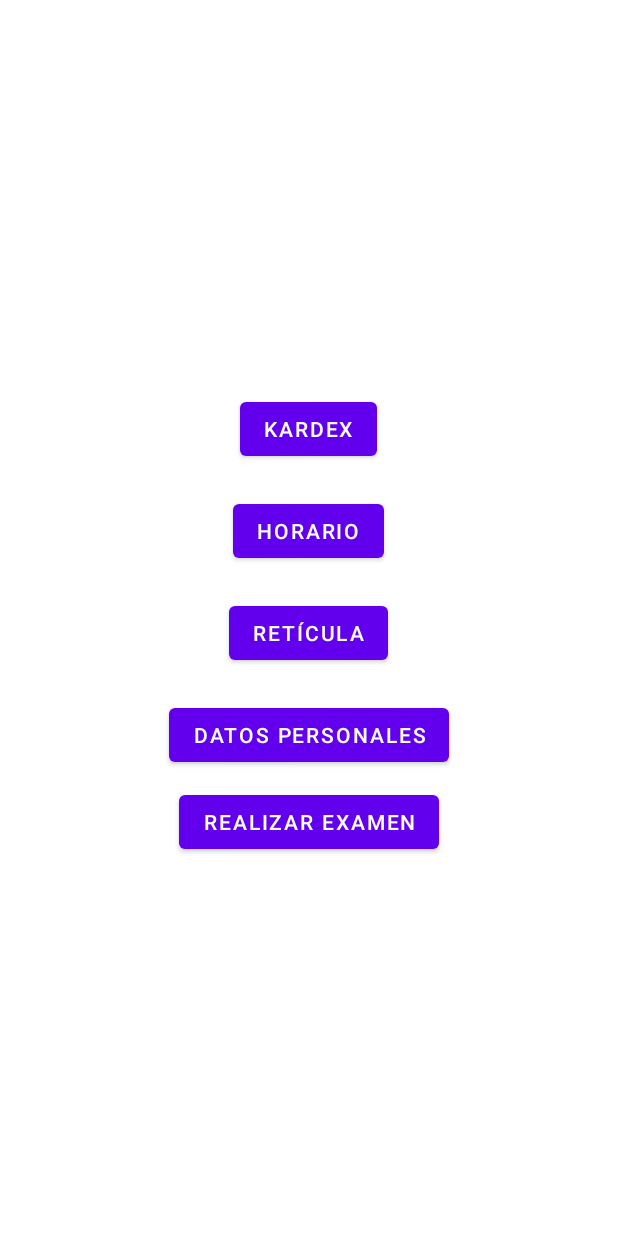
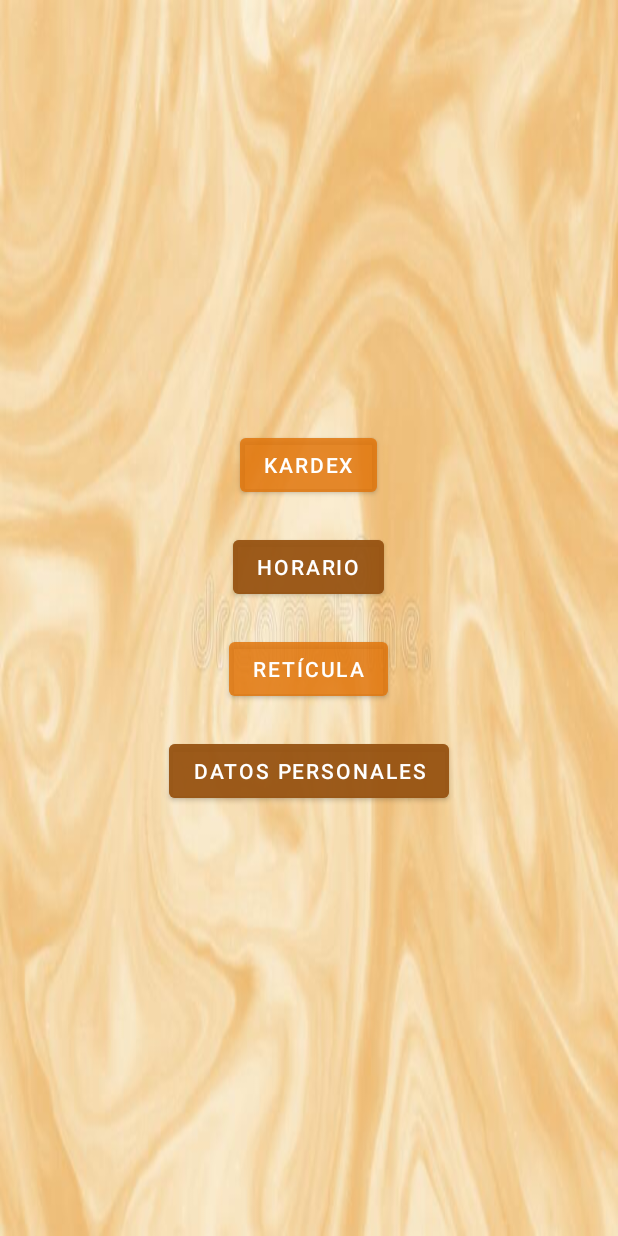
Before and after one commit to areyes403/ProyectoU1Moviles, an Android app: the layout activity_menu.xml on its own in the app's theme, with its tools: preview values and no code run, on a phone screen of 412 x 824 dp. Run offline under Robolectric (Android 15) with nearby library versions, the phone set to English and light mode, and no system bars.

Commit message:
Modificación de diseño de interfaz Hilda

```diff
--- a/app/src/main/res/layout/activity_menu.xml
+++ b/app/src/main/res/layout/activity_menu.xml
@@ -7,11 +7,13 @@
     android:gravity="center"
     android:layout_width="match_parent"
     android:layout_height="match_parent"
+    android:background="@drawable/coco2"
     tools:context=".MenuActivity">
 
     <Button
         android:id="@+id/btnKardex"
         android:text="Kardex"
+        android:backgroundTint="#99E1750A"
         android:layout_margin="10dp"
         android:layout_width="wrap_content"
         android:layout_height="wrap_content" />
@@ -19,6 +21,7 @@
     <Button
         android:id="@+id/btnHorario"
         android:text="Horario"
+        android:backgroundTint="#C3975311"
         android:layout_margin="10dp"
         android:layout_width="wrap_content"
         android:layout_height="wrap_content" />
@@ -26,6 +29,7 @@
     <Button
         android:id="@+id/btnReticula"
         android:text="Retícula"
+        android:backgroundTint="#99E1750A"
         android:layout_margin="10dp"
         android:layout_width="wrap_content"
         android:layout_height="wrap_content" />
@@ -33,14 +37,9 @@
     <Button
         android:id="@+id/btnPersonales"
         android:text="Datos personales"
+        android:backgroundTint="#C3975311"
         android:layout_margin="10dp"
         android:layout_width="wrap_content"
         android:layout_height="wrap_content" />
 
-    <Button
-        android:id="@+id/btnExamen"
-        android:layout_width="wrap_content"
-        android:layout_height="wrap_content"
-        android:text="Realizar examen" />
-
 </LinearLayout>
```
Also changed, not shown: app/src/main/res/drawable-v24/choco.jpg (added), app/src/main/res/drawable-v24/coco2.jpg (added).
